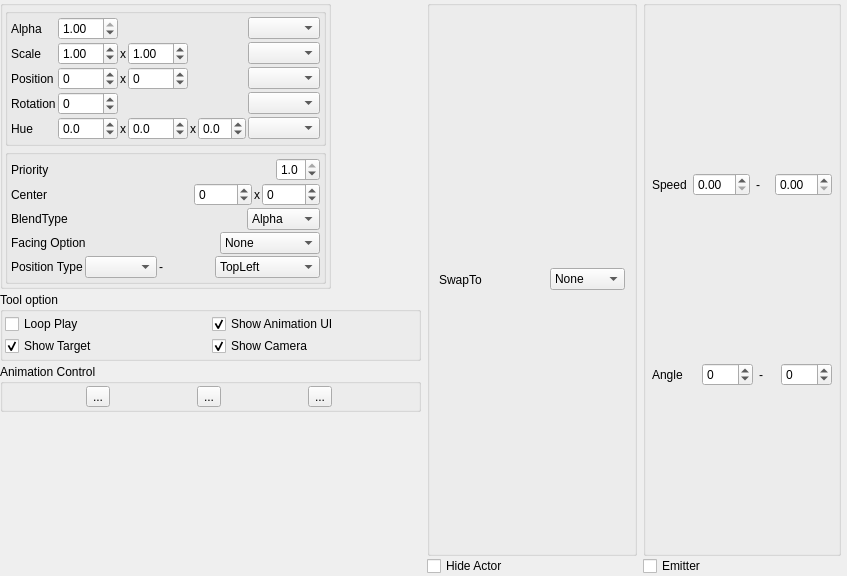
Old version of the form splash/AnimationViewer/AnimationViewer.ui in the repository odencat/Splash.
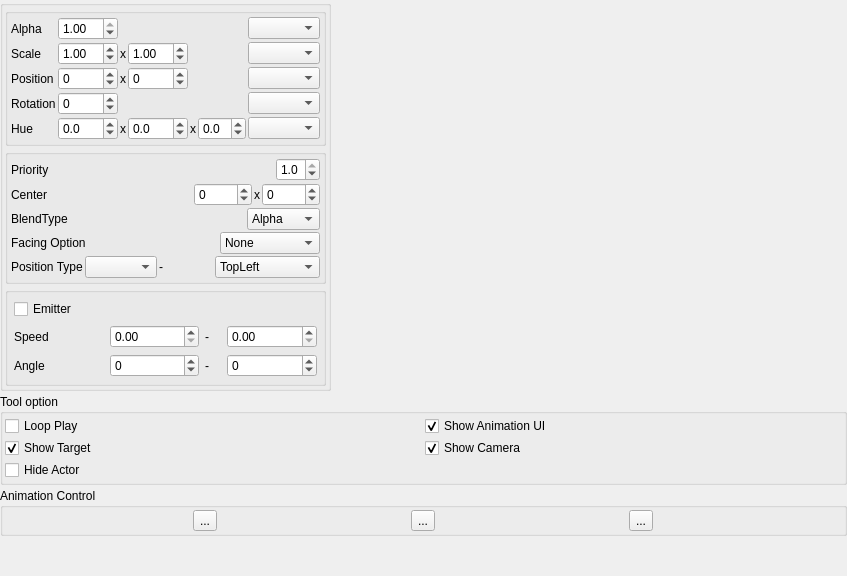
New version of the form. Icons and pictures are not drawn.

Commit message: Updated AnimationViewer layout

Diff of the .ui file:
```diff
--- a/splash/AnimationViewer/AnimationViewer.ui
+++ b/splash/AnimationViewer/AnimationViewer.ui
@@ -686,6 +686,108 @@
           </layout>
          </widget>
         </item>
+        <item>
+         <widget class="QGroupBox" name="emitLayout">
+          <property name="title">
+           <string/>
+          </property>
+          <layout class="QVBoxLayout" name="verticalLayout_2">
+           <property name="leftMargin">
+            <number>6</number>
+           </property>
+           <property name="topMargin">
+            <number>6</number>
+           </property>
+           <property name="rightMargin">
+            <number>6</number>
+           </property>
+           <property name="bottomMargin">
+            <number>6</number>
+           </property>
+           <item>
+            <widget class="QCheckBox" name="emitterCheckBox">
+             <property name="text">
+              <string>Emitter</string>
+             </property>
+            </widget>
+           </item>
+           <item>
+            <layout class="QHBoxLayout" name="horizontalLayout_9">
+             <item>
+              <widget class="QLabel" name="label_6">
+               <property name="text">
+                <string>Speed</string>
+               </property>
+              </widget>
+             </item>
+             <item>
+              <widget class="QDoubleSpinBox" name="minEmitSpeedSpinBox"/>
+             </item>
+             <item>
+              <widget class="QLabel" name="label_5">
+               <property name="maximumSize">
+                <size>
+                 <width>16</width>
+                 <height>16777215</height>
+                </size>
+               </property>
+               <property name="text">
+                <string>-</string>
+               </property>
+              </widget>
+             </item>
+             <item>
+              <widget class="QDoubleSpinBox" name="maxEmitSpeedSpinBox"/>
+             </item>
+            </layout>
+           </item>
+           <item>
+            <layout class="QHBoxLayout" name="horizontalLayout_10">
+             <item>
+              <widget class="QLabel" name="label_7">
+               <property name="text">
+                <string>Angle</string>
+               </property>
+              </widget>
+             </item>
+             <item>
+              <widget class="QSpinBox" name="minEmitAngleSpinBox">
+               <property name="minimum">
+                <number>-360</number>
+               </property>
+               <property name="maximum">
+                <number>360</number>
+               </property>
+              </widget>
+             </item>
+             <item>
+              <widget class="QLabel" name="label_8">
+               <property name="maximumSize">
+                <size>
+                 <width>16</width>
+                 <height>16777215</height>
+                </size>
+               </property>
+               <property name="text">
+                <string>-</string>
+               </property>
+              </widget>
+             </item>
+             <item>
+              <widget class="QSpinBox" name="maxEmitAngleSpinBox">
+               <property name="minimum">
+                <number>-360</number>
+               </property>
+               <property name="maximum">
+                <number>360</number>
+               </property>
+              </widget>
+             </item>
+            </layout>
+           </item>
+          </layout>
+         </widget>
+        </item>
        </layout>
       </widget>
      </item>
@@ -755,6 +857,13 @@
           </item>
          </layout>
         </item>
+        <item>
+         <widget class="QCheckBox" name="hideActorCheckbox">
+          <property name="text">
+           <string>Hide Actor</string>
+          </property>
+         </widget>
+        </item>
        </layout>
       </widget>
      </item>
@@ -857,174 +966,6 @@
      <property name="spacing">
       <number>0</number>
      </property>
-     <item>
-      <layout class="QHBoxLayout" name="horizontalLayout_13">
-       <item>
-        <layout class="QVBoxLayout" name="verticalLayout_7">
-         <item>
-          <widget class="QGroupBox" name="groupBox">
-           <layout class="QHBoxLayout" name="horizontalLayout_11">
-            <property name="spacing">
-             <number>0</number>
-            </property>
-            <item>
-             <widget class="QLabel" name="label2_2">
-              <property name="text">
-               <string>SwapTo</string>
-              </property>
-             </widget>
-            </item>
-            <item>
-             <widget class="QComboBox" name="swapTargetComboBox">
-              <property name="sizePolicy">
-               <sizepolicy hsizetype="Fixed" vsizetype="Fixed">
-                <horstretch>0</horstretch>
-                <verstretch>0</verstretch>
-               </sizepolicy>
-              </property>
-              <item>
-               <property name="text">
-                <string>None</string>
-               </property>
-              </item>
-              <item>
-               <property name="text">
-                <string>Battler</string>
-               </property>
-              </item>
-              <item>
-               <property name="text">
-                <string>Weapon</string>
-               </property>
-              </item>
-             </widget>
-            </item>
-           </layout>
-          </widget>
-         </item>
-         <item>
-          <widget class="QCheckBox" name="hideActorCheckbox">
-           <property name="text">
-            <string>Hide Actor</string>
-           </property>
-          </widget>
-         </item>
-        </layout>
-       </item>
-       <item>
-        <layout class="QVBoxLayout" name="emitLayout">
-         <property name="leftMargin">
-          <number>6</number>
-         </property>
-         <property name="rightMargin">
-          <number>6</number>
-         </property>
-         <item>
-          <widget class="QGroupBox" name="verticalGroupBox">
-           <property name="title">
-            <string/>
-           </property>
-           <layout class="QVBoxLayout" name="verticalLayout_2">
-            <property name="leftMargin">
-             <number>6</number>
-            </property>
-            <property name="topMargin">
-             <number>6</number>
-            </property>
-            <property name="rightMargin">
-             <number>6</number>
-            </property>
-            <property name="bottomMargin">
-             <number>6</number>
-            </property>
-            <item>
-             <layout class="QHBoxLayout" name="horizontalLayout_9">
-              <item>
-               <widget class="QLabel" name="label_6">
-                <property name="text">
-                 <string>Speed</string>
-                </property>
-               </widget>
-              </item>
-              <item>
-               <widget class="QDoubleSpinBox" name="minEmitSpeedSpinBox"/>
-              </item>
-              <item>
-               <widget class="QLabel" name="label_5">
-                <property name="maximumSize">
-                 <size>
-                  <width>16</width>
-                  <height>16777215</height>
-                 </size>
-                </property>
-                <property name="text">
-                 <string>-</string>
-                </property>
-               </widget>
-              </item>
-              <item>
-               <widget class="QDoubleSpinBox" name="maxEmitSpeedSpinBox"/>
-              </item>
-             </layout>
-            </item>
-            <item>
-             <layout class="QHBoxLayout" name="horizontalLayout_10">
-              <item>
-               <widget class="QLabel" name="label_7">
-                <property name="text">
-                 <string>Angle</string>
-                </property>
-               </widget>
-              </item>
-              <item>
-               <widget class="QSpinBox" name="minEmitAngleSpinBox">
-                <property name="minimum">
-                 <number>-360</number>
-                </property>
-                <property name="maximum">
-                 <number>360</number>
-                </property>
-               </widget>
-              </item>
-              <item>
-               <widget class="QLabel" name="label_8">
-                <property name="maximumSize">
-                 <size>
-                  <width>16</width>
-                  <height>16777215</height>
-                 </size>
-                </property>
-                <property name="text">
-                 <string>-</string>
-                </property>
-               </widget>
-              </item>
-              <item>
-               <widget class="QSpinBox" name="maxEmitAngleSpinBox">
-                <property name="minimum">
-                 <number>-360</number>
-                </property>
-                <property name="maximum">
-                 <number>360</number>
-                </property>
-               </widget>
-              </item>
-             </layout>
-            </item>
-           </layout>
-          </widget>
-         </item>
-         <item>
-          <widget class="QCheckBox" name="emitterCheckBox">
-           <property name="text">
-            <string>Emitter</string>
-           </property>
-          </widget>
-         </item>
-        </layout>
-       </item>
-      </layout>
-     </item>
      <item>
       <layout class="QVBoxLayout" name="animationViewerContainer"/>
      </item>
```
